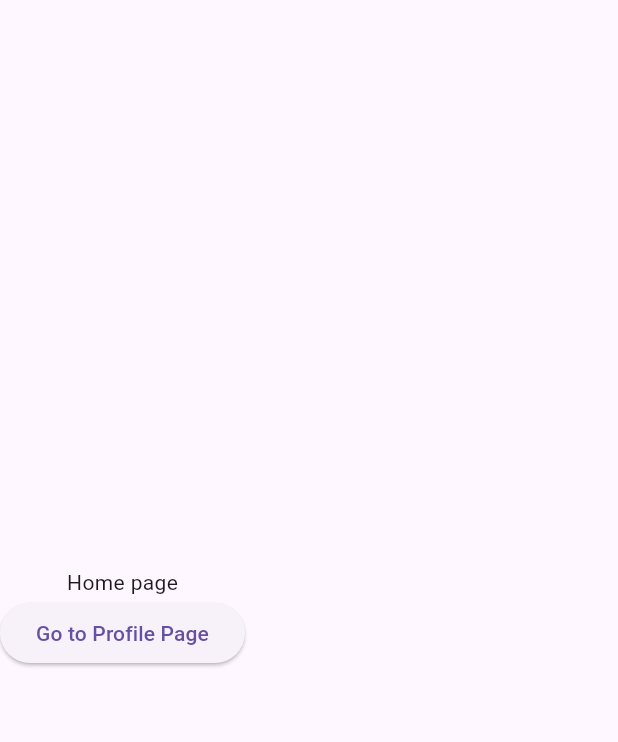
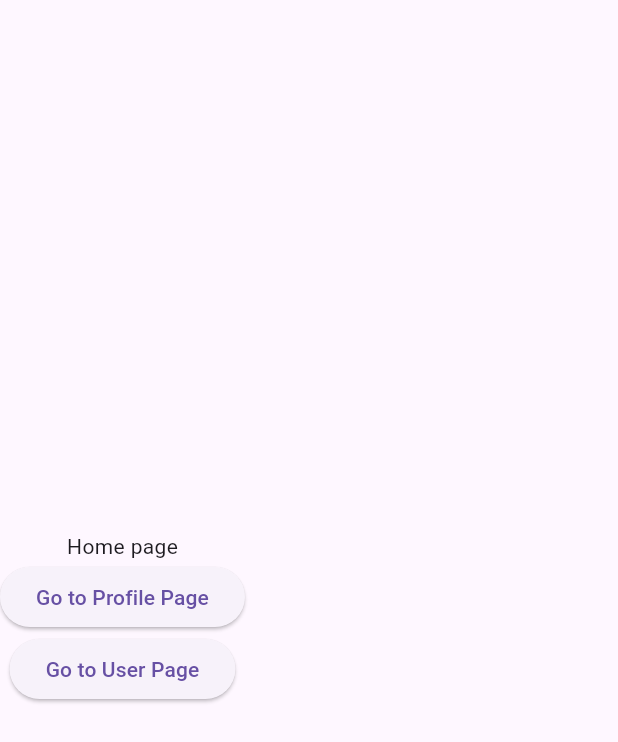
Before and after one commit to thisaraCPrasanga/go_routing_app, a Flutter app: the screen it shows after launch, on a phone screen of 412 x 824 dp. Shown: the top 742 px of the screen. Run offline on Flutter 3.47's test engine with Material 3 defaults, Android fonts, the phone set to English and light mode, and no system bars; our stand-ins replace go_router.

Commit message:
Add required parameter to user page using Extra key word

```diff
--- a/lib/pages/child_page.dart
+++ b/lib/pages/child_page.dart
@@ -5,6 +5,6 @@ class ChildPage extends StatelessWidget {
 
   @override
   Widget build(BuildContext context) {
-    return Scaffold(body: Center(child: Text("child Page")));
+    return Scaffold(appBar: AppBar(), body: Center(child: Text("child Page")));
   }
 }
--- a/lib/pages/home_page.dart
+++ b/lib/pages/home_page.dart
@@ -18,6 +18,14 @@ class HomePage extends StatelessWidget {
             },
             child: Text("Go to Profile Page"),
           ),
+
+          //Go to user page
+          ElevatedButton(
+            onPressed: () {
+              GoRouter.of(context).push("/user", extra: "Thisara C Prasanga");
+            },
+            child: Text("Go to User Page"),
+          ),
         ],
       ),
     );
--- a/lib/router/router.dart
+++ b/lib/router/router.dart
@@ -3,6 +3,7 @@ import 'package:go_router/go_router.dart';
 import 'package:go_routing_app/pages/child_page.dart';
 import 'package:go_routing_app/pages/home_page.dart';
 import 'package:go_routing_app/pages/profile_page.dart';
+import 'package:go_routing_app/pages/user.dart';
 
 class RouterClass {
   final router = GoRouter(
@@ -16,18 +17,21 @@ class RouterClass {
     initialLocation: "/home",
     routes: [
       GoRoute(
+        name: "home",
         path: "/home",
         builder: (context, state) {
           return HomePage();
         },
       ),
       GoRoute(
+        name: "profile",
         path: "/profile",
         builder: (context, state) {
           return ProfilePage();
         },
         routes: [
           GoRoute(
+            name: "child",
             path: "child",
             builder: (context, state) {
               return ChildPage();
@@ -35,6 +39,14 @@ class RouterClass {
           ),
         ],
       ),
+
+      GoRoute(
+        path: "/user",
+        builder: (context, state) {
+          final String name = state.extra as String;
+          return UserPage(userName: name);
+        },
+      ),
     ],
   );
 }
```
Also changed, not shown: lib/pages/user.dart (added, +11 -0 lines).
